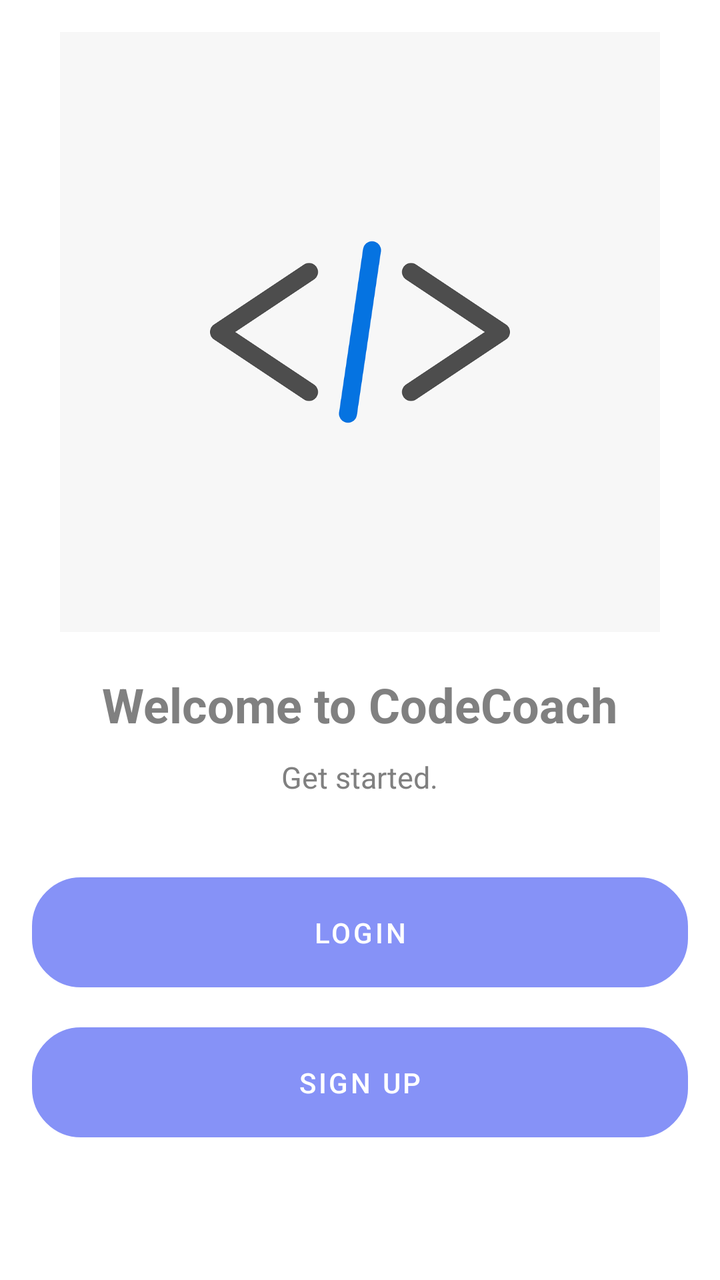
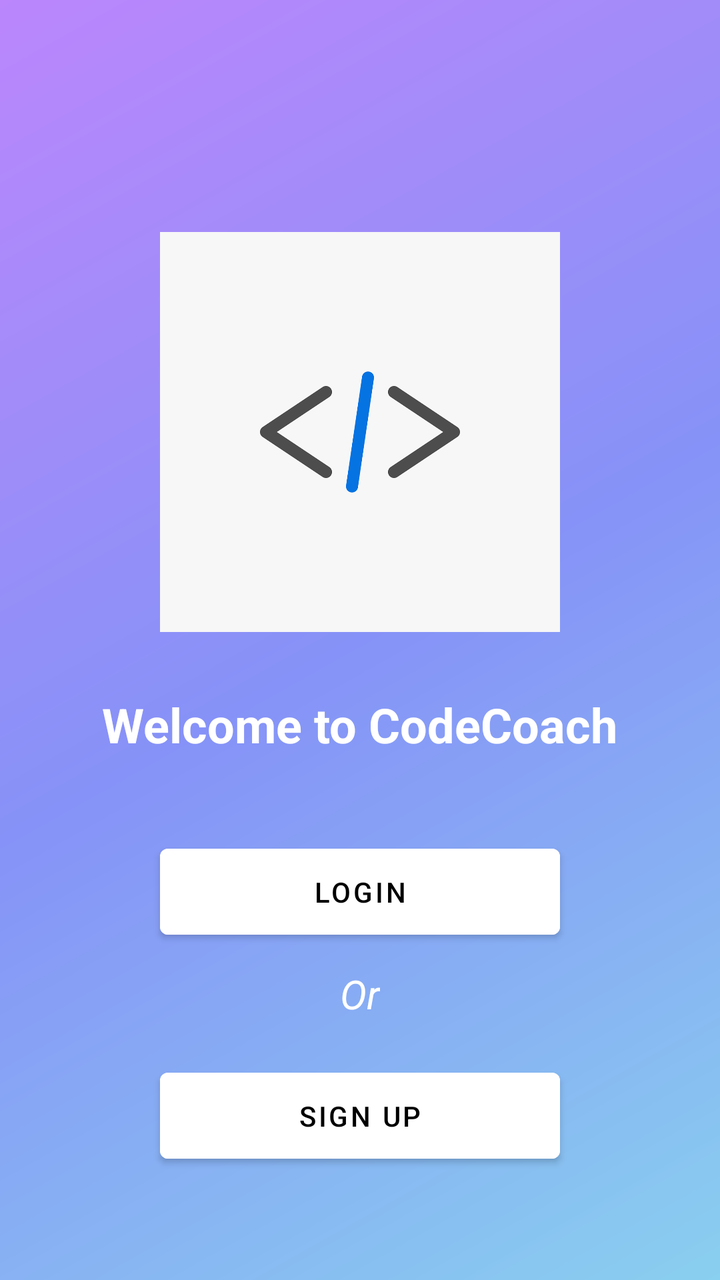

An Android layout rendered at two revisions. The XML below is the earlier revision; the diff shows what the commit changed to produce the second picture.
<!-- AndroidManifest.xml: application theme Theme.CC -->
<!-- res/layout/activity_main.xml -->
<?xml version="1.0" encoding="utf-8"?>
<LinearLayout xmlns:android="http://schemas.android.com/apk/res/android"
    xmlns:tools="http://schemas.android.com/tools"
    android:layout_width="match_parent"
    android:layout_height="match_parent"
    android:orientation="vertical"
    android:padding="16dp"
    android:background="@color/white">

    <ImageView
        android:id="@+id/mainImageView"
        android:layout_width="match_parent"
        android:layout_height="300dp"
        android:layout_gravity="center"
        android:src="@drawable/welcome"
        android:contentDescription="@string/app_name"
        android:scaleType="fitCenter" />

    <TextView
        android:id="@+id/welcomeTextView"
        android:layout_width="wrap_content"
        android:layout_height="wrap_content"
        android:layout_gravity="center"
        android:text="Welcome to CodeCoach"
        android:textSize="24sp"
        android:textColor="@color/grey"
        android:textStyle="bold"
        android:layout_marginTop="20dp"
        tools:ignore="HardcodedText" />

    <TextView
        android:id="@+id/descriptionTextView"
        android:layout_width="wrap_content"
        android:layout_height="wrap_content"
        android:layout_gravity="center"
        android:layout_marginTop="10dp"
        android:text="Get started."
        android:textColor="@color/grey"
        android:textSize="15sp"
        tools:ignore="HardcodedText" />

    <Button
        android:id="@+id/loginButton"
        android:layout_width="match_parent"
        android:layout_height="wrap_content"
        android:layout_gravity="center"
        android:layout_marginTop="40dp"
        android:backgroundTint="@color/transparent"
        android:padding="12dp"
        android:text="Login"
        android:background="@drawable/input_bg"
        android:textColor="@color/white"
        tools:ignore="HardcodedText" />

    <Button
        android:id="@+id/signupButton"
        android:layout_width="match_parent"
        android:layout_height="wrap_content"
        android:layout_gravity="center"
        android:background="@drawable/input_bg"
        android:layout_marginTop="20dp"
        android:backgroundTint="@color/lavender"
        android:padding="12dp"
        android:text="Sign Up"
        android:textColor="@color/white"
        tools:ignore="HardcodedText" />

</LinearLayout>
<!-- resources referenced by this layout -->
<resources>
  <color name="grey">#808080</color>
  <color name="lavender">#8692f7</color>
  <color name="transparent">#00000000</color>
  <color name="white">#FFFFFFFF</color>
  <!-- drawable input_bg (drawable) -->
  <?xml version="1.0" encoding="utf-8"?>
  <selector xmlns:android="http://schemas.android.com/apk/res/android">
      <item>
          <shape>
              <corners android:radius="24dp"/>
              <stroke android:color="@color/black"
                      android:width="1dp"/>
          </shape>
      </item>
  </selector>
  <!-- drawable welcome: png bitmap (drawable, 26156 bytes) -->
  <string name="app_name">CC</string>
  <style name="Theme.CC" parent="Base.Theme.CC" />
  <color name="black">#FF000000</color>
  <style name="Base.Theme.CC" parent="Theme.MaterialComponents.DayNight.NoActionBar">
          
          <item name="colorPrimary">@color/lavender</item>
          <item name="colorPrimaryVariant">@color/lavender</item>
          <item name="colorOnPrimary">@color/white</item>
          
          <item name="colorSecondary">@color/teal_200</item>
          <item name="colorSecondaryVariant">@color/teal_700</item>
          <item name="colorOnSecondary">@color/black</item>
          
          <item name="android:statusBarColor">?attr/colorPrimaryVariant</item>
          
          
      </style>
  <color name="teal_200">#FF03DAC5</color>
  <color name="teal_700">#FF018786</color>
</resources>

<!-- the commit's change to res/layout/activity_main.xml (unified diff, before → after) -->
@@ -5,12 +5,13 @@
     android:layout_height="match_parent"
     android:orientation="vertical"
     android:padding="16dp"
-    android:background="@color/white">
+    android:background="@drawable/gradient">
 
     <ImageView
         android:id="@+id/mainImageView"
-        android:layout_width="match_parent"
-        android:layout_height="300dp"
+        android:layout_marginTop="100dp"
+        android:layout_width="200dp"
+        android:layout_height="200dp"
         android:layout_gravity="center"
         android:src="@drawable/welcome"
         android:contentDescription="@string/app_name"
@@ -23,9 +24,21 @@
         android:layout_gravity="center"
         android:text="Welcome to CodeCoach"
         android:textSize="24sp"
-        android:textColor="@color/grey"
+        android:textColor="@color/white"
         android:textStyle="bold"
-        android:layout_marginTop="20dp"
+        android:layout_marginTop="30dp"
+        tools:ignore="HardcodedText" />
+
+    <Button
+        android:id="@+id/loginButton"
+        android:layout_width="200dp"
+        android:layout_height="wrap_content"
+        android:layout_gravity="center"
+        android:layout_marginTop="40dp"
+        android:backgroundTint="@color/white"
+        android:padding="12dp"
+        android:text="Login"
+        android:textColor="@color/black"
         tools:ignore="HardcodedText" />
 
     <TextView
@@ -34,35 +47,22 @@
         android:layout_height="wrap_content"
         android:layout_gravity="center"
         android:layout_marginTop="10dp"
-        android:text="Get started."
-        android:textColor="@color/grey"
-        android:textSize="15sp"
-        tools:ignore="HardcodedText" />
-
-    <Button
-        android:id="@+id/loginButton"
-        android:layout_width="match_parent"
-        android:layout_height="wrap_content"
-        android:layout_gravity="center"
-        android:layout_marginTop="40dp"
-        android:backgroundTint="@color/transparent"
-        android:padding="12dp"
-        android:text="Login"
-        android:background="@drawable/input_bg"
+        android:text="Or"
+        android:textStyle="italic"
         android:textColor="@color/white"
+        android:textSize="20sp"
         tools:ignore="HardcodedText" />
 
     <Button
         android:id="@+id/signupButton"
-        android:layout_width="match_parent"
+        android:layout_width="200dp"
         android:layout_height="wrap_content"
         android:layout_gravity="center"
-        android:background="@drawable/input_bg"
         android:layout_marginTop="20dp"
-        android:backgroundTint="@color/lavender"
+        android:backgroundTint="@color/white"
         android:padding="12dp"
         android:text="Sign Up"
-        android:textColor="@color/white"
+        android:textColor="@color/black"
         tools:ignore="HardcodedText" />
 
 </LinearLayout>
<!-- resource entries referenced after the edit -->
@@ -1,23 +1,22 @@
 <!-- resources referenced by this layout -->
 <resources>
-  <color name="grey">#808080</color>
   <color name="lavender">#8692f7</color>
-  <color name="transparent">#00000000</color>
+  <color name="blue">#89CFEF</color>
   <color name="white">#FFFFFFFF</color>
-  <!-- drawable input_bg (drawable) -->
+  <!-- drawable gradient (drawable) -->
   <?xml version="1.0" encoding="utf-8"?>
-  <selector xmlns:android="http://schemas.android.com/apk/res/android">
-      <item>
-          <shape>
-              <corners android:radius="24dp"/>
-              <stroke android:color="@color/black"
-                      android:width="1dp"/>
-          </shape>
-      </item>
-  </selector>
+  <shape xmlns:android="http://schemas.android.com/apk/res/android">
+  
+      <gradient android:startColor="@color/purple_200"
+          android:centerColor="@color/lavender"
+          android:endColor="@color/blue"
+          android:angle="315"/>
+  
+  </shape>
   <!-- drawable welcome: png bitmap (drawable, 26156 bytes) -->
-  <string name="app_name">CC</string>
+  <string name="app_name">CodeCoach</string>
   <style name="Theme.CC" parent="Base.Theme.CC" />
+  <color name="purple_200">#FFBB86FC</color>
   <color name="black">#FF000000</color>
   <style name="Base.Theme.CC" parent="Theme.MaterialComponents.DayNight.NoActionBar">
           
